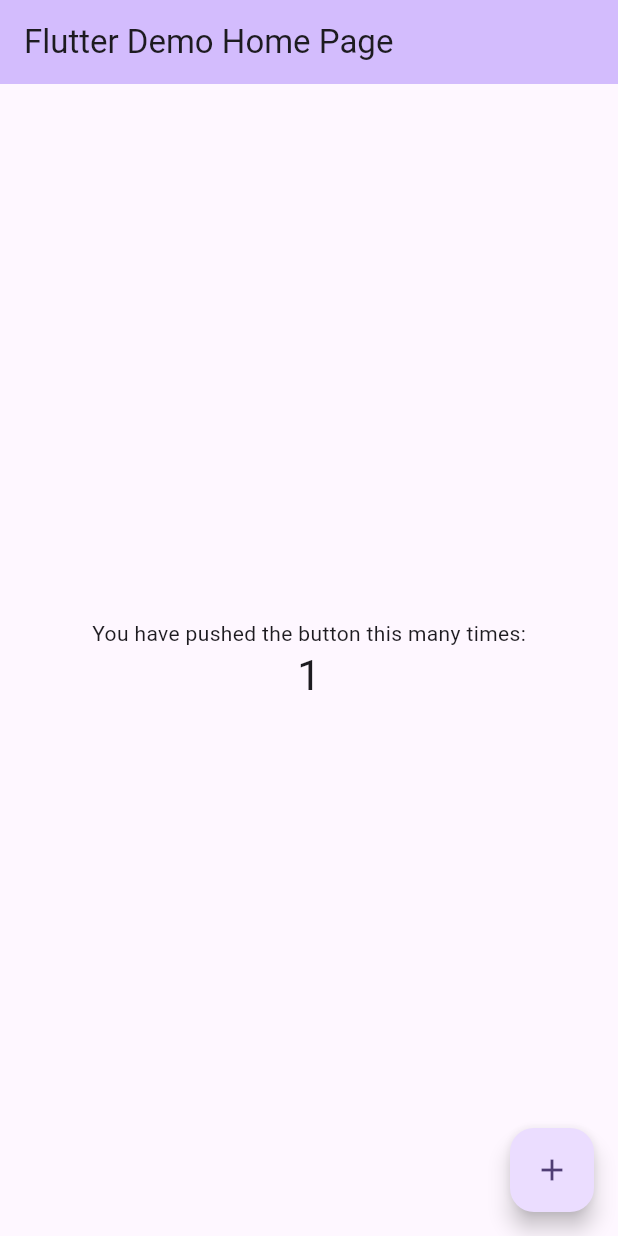
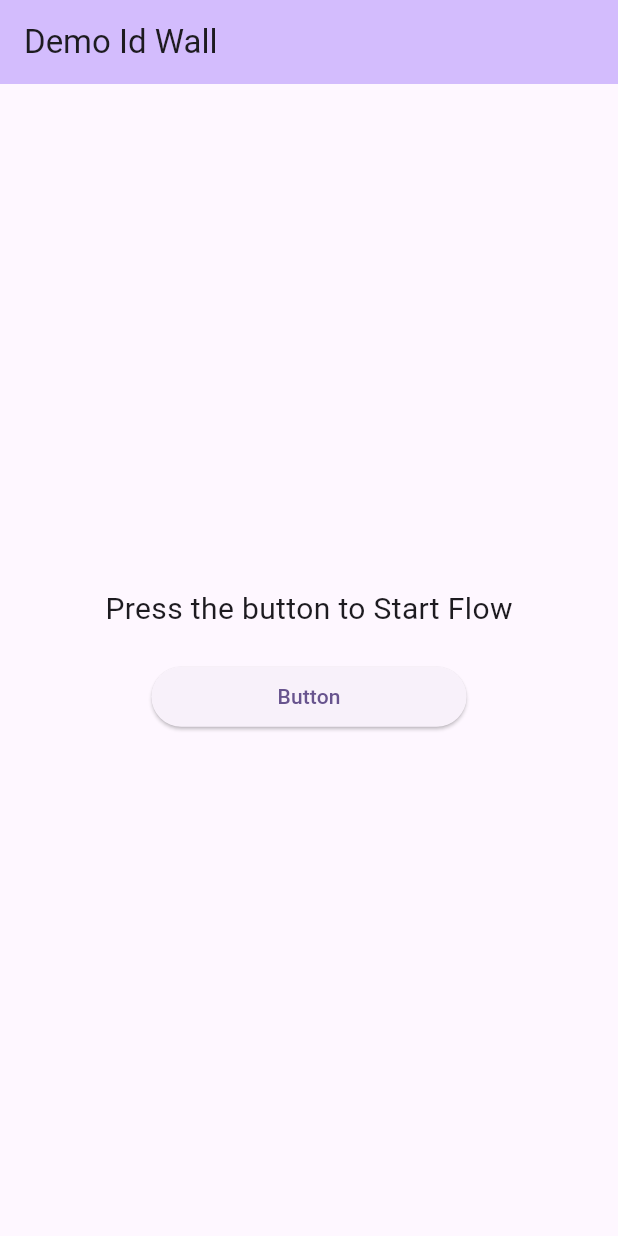
Before and after one commit to Jonatas-Brito/id_wall_op_test, a Flutter app: the screen it shows after launch, on a phone screen of 412 x 824 dp. Run offline on Flutter 3.47's test engine with Material 3 defaults, Android fonts, the phone set to English and light mode, and no system bars.

Commit message:
build: update id wall sdk

```diff
--- a/lib/main.dart
+++ b/lib/main.dart
@@ -26,7 +26,7 @@ class MyApp extends StatelessWidget {
         colorScheme: ColorScheme.fromSeed(seedColor: Colors.deepPurple),
         useMaterial3: true,
       ),
-      home: const MyHomePage(title: 'Flutter Demo Home Page'),
+      home: const MyHomePage(title: 'Demo Id Wall'),
     );
   }
 }
@@ -53,26 +53,28 @@ class _MyHomePageState extends State<MyHomePage> {
           mainAxisAlignment: MainAxisAlignment.center,
           children: <Widget>[
             const Text(
-              'You have pushed the button this many times:',
+              'Press the button to Start Flow',
+              style: TextStyle(fontSize: 20),
             ),
-            Text(
-              '1',
-              style: Theme.of(context).textTheme.headlineMedium,
-            ),
+            const SizedBox(height: 20),
+            ElevatedButton(
+                onPressed: () {
+                  IdwallSdk.startFlow(
+                    IdwallFlowType.complete,
+                    [IdwallDocumentType.rg, IdwallDocumentType.cnh],
+                    [
+                      IdwallDocumentOption.digital,
+                      IdwallDocumentOption.printed
+                    ],
+                  ).then((token) async {});
+                },
+                child: const Padding(
+                  padding: EdgeInsets.symmetric(horizontal: 60),
+                  child: Text("Button"),
+                )),
           ],
         ),
       ),
-      floatingActionButton: FloatingActionButton(
-        onPressed: () {
-          IdwallSdk.startFlow(
-            IdwallFlowType.complete,
-            [IdwallDocumentType.rg, IdwallDocumentType.cnh],
-            [IdwallDocumentOption.digital, IdwallDocumentOption.printed],
-          ).then((token) async {});
-        },
-        tooltip: 'Increment',
-        child: const Icon(Icons.add),
-      ), // This trailing comma makes auto-formatting nicer for build methods.
     );
   }
 }
--- a/sdkidwall/idwall_sdk/pubspec.yaml
+++ b/sdkidwall/idwall_sdk/pubspec.yaml
@@ -1,6 +1,6 @@
 name: idwall_sdk
 description: idwall sdk flutter bridge.
-version: 3.3.0
+version: 3.3.1
 homepage: https://idwall.co/sdk-mobile/
 
 environment:
```
Also changed, not shown: flutter_01.png (added), pubspec.lock, sdkidwall/idwall_sdk/pubspec.lock, 30 other files.
